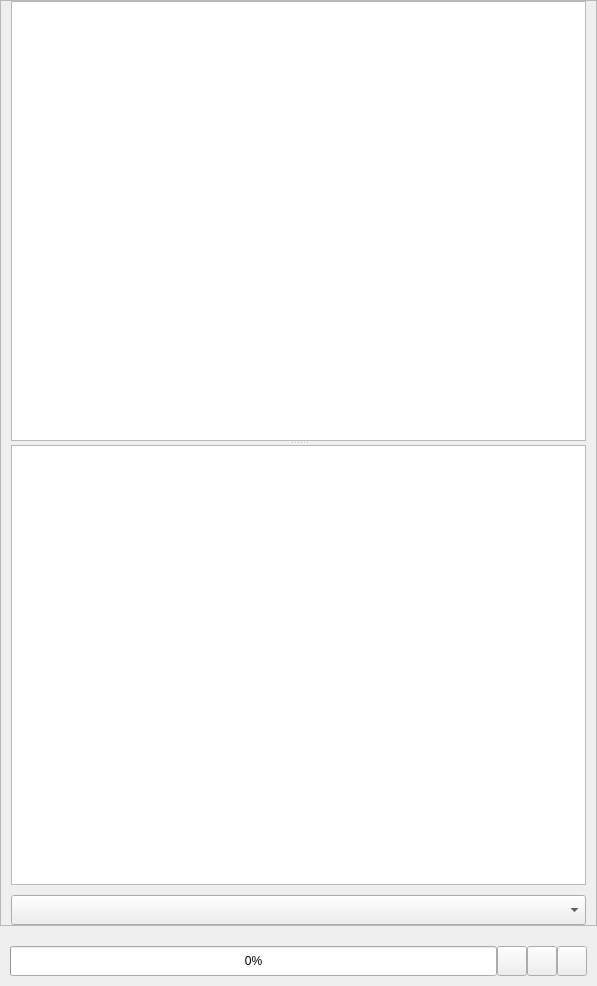
Old version of the form src/airunner/widgets/llm/templates/chat_prompt.ui in the repository Capsize-Games/airunner.
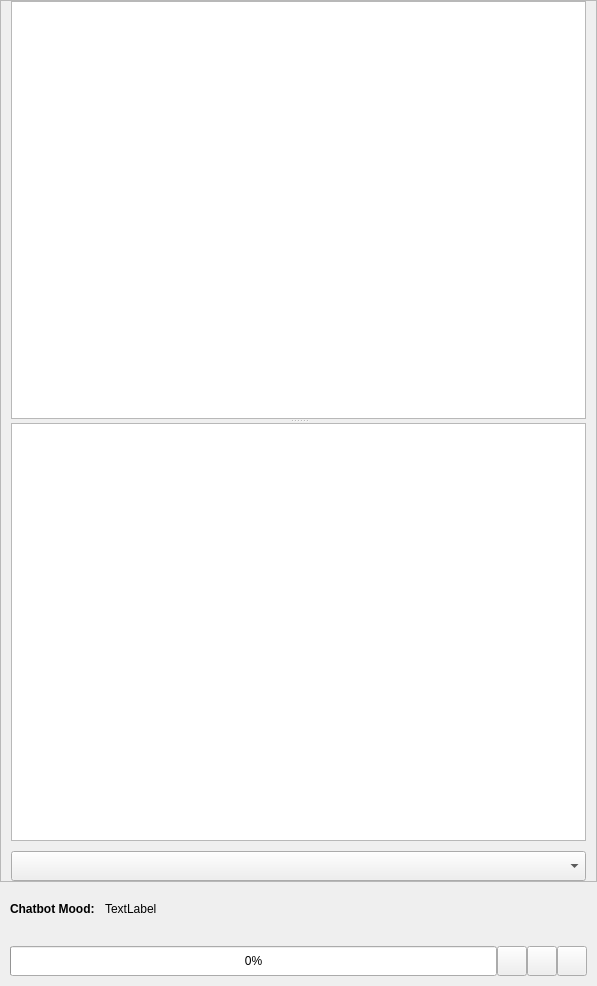
New version of the form. Icons and pictures are not drawn.

The edit to the form file:
```diff
--- a/src/airunner/widgets/llm/templates/chat_prompt.ui
+++ b/src/airunner/widgets/llm/templates/chat_prompt.ui
@@ -32,7 +32,7 @@
    <property name="verticalSpacing">
     <number>10</number>
    </property>
-   <item row="1" column="0">
+   <item row="2" column="0">
     <layout class="QHBoxLayout" name="horizontalLayout">
      <property name="spacing">
       <number>0</number>
@@ -174,7 +174,7 @@
         <x>0</x>
         <y>0</y>
         <width>595</width>
-        <height>924</height>
+        <height>877</height>
        </rect>
       </property>
       <layout class="QGridLayout" name="gridLayout">
@@ -233,7 +233,7 @@
                 <x>0</x>
                 <y>0</y>
                 <width>573</width>
-                <height>440</height>
+                <height>417</height>
                </rect>
               </property>
               <layout class="QGridLayout" name="gridLayout_2">
@@ -293,6 +293,47 @@
      </widget>
     </widget>
    </item>
+   <item row="1" column="0">
+    <layout class="QFormLayout" name="formLayout">
+     <property name="horizontalSpacing">
+      <number>10</number>
+     </property>
+     <property name="verticalSpacing">
+      <number>0</number>
+     </property>
+     <property name="leftMargin">
+      <number>10</number>
+     </property>
+     <property name="topMargin">
+      <number>10</number>
+     </property>
+     <property name="rightMargin">
+      <number>10</number>
+     </property>
+     <property name="bottomMargin">
+      <number>10</number>
+     </property>
+     <item row="0" column="0">
+      <widget class="QLabel" name="label">
+       <property name="font">
+        <font>
+         <bold>true</bold>
+        </font>
+       </property>
+       <property name="text">
+        <string>Chatbot Mood:</string>
+       </property>
+      </widget>
+     </item>
+     <item row="0" column="1">
+      <widget class="QLabel" name="mood_label">
+       <property name="text">
+        <string>TextLabel</string>
+       </property>
+      </widget>
+     </item>
+    </layout>
+   </item>
   </layout>
  </widget>
  <resources/>
```
